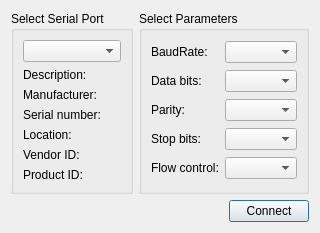
This is view/settingsdialog.ui in zenaki/RTU as Qt 5 draws it before an edit. The edited form follows.
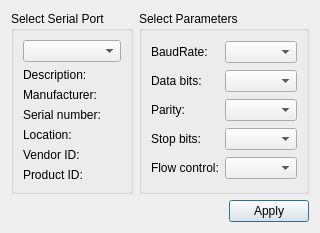
This is the edited form.

Patch:
```diff
--- a/view/settingsdialog.ui
+++ b/view/settingsdialog.ui
@@ -86,7 +86,7 @@
      <item>
       <widget class="QPushButton" name="applyButton">
        <property name="text">
-        <string>Connect</string>
+        <string>Apply</string>
        </property>
       </widget>
      </item>
```
